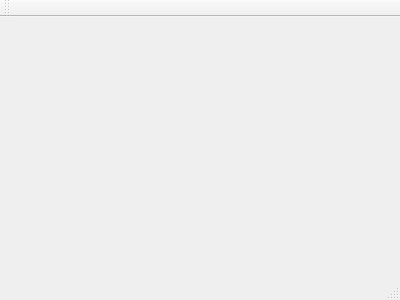
jakubbialas/PSS_lab, file mainwindow.ui: the form before one commit.
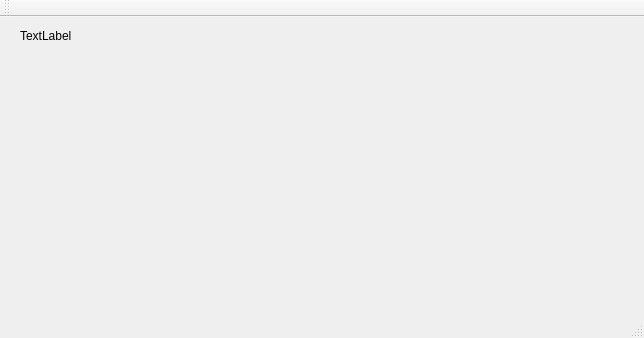
The form after the commit.

Patch:
```diff
--- a/mainwindow.ui
+++ b/mainwindow.ui
@@ -1,24 +1,53 @@
 <ui version="4.0">
  <class>MainWindow</class>
- <widget class="QMainWindow" name="MainWindow" >
-  <property name="geometry" >
+ <widget class="QMainWindow" name="MainWindow">
+  <property name="geometry">
    <rect>
     <x>0</x>
     <y>0</y>
-    <width>400</width>
-    <height>300</height>
+    <width>644</width>
+    <height>338</height>
    </rect>
   </property>
   <property name="windowTitle" >
    <string>MainWindow</string>
   </property>
-  <widget class="QMenuBar" name="menuBar" />
-  <widget class="QToolBar" name="mainToolBar" />
-  <widget class="QWidget" name="centralWidget" />
-  <widget class="QStatusBar" name="statusBar" />
+  <widget class="QWidget" name="centralWidget">
+   <widget class="QLabel" name="label">
+    <property name="geometry">
+     <rect>
+      <x>20</x>
+      <y>10</y>
+      <width>67</width>
+      <height>17</height>
+     </rect>
+    </property>
+    <property name="text">
+     <string>TextLabel</string>
+    </property>
+   </widget>
+  </widget>
+  <widget class="QMenuBar" name="menuBar">
+   <property name="geometry">
+    <rect>
+     <x>0</x>
+     <y>0</y>
+     <width>644</width>
+     <height>25</height>
+    </rect>
+   </property>
+  </widget>
+  <widget class="QToolBar" name="mainToolBar">
+   <attribute name="toolBarArea">
+    <enum>TopToolBarArea</enum>
+   </attribute>
+   <attribute name="toolBarBreak">
+    <bool>false</bool>
+   </attribute>
+  </widget>
+  <widget class="QStatusBar" name="statusBar"/>
  </widget>
- <layoutDefault spacing="6" margin="11" />
- <pixmapfunction></pixmapfunction>
+ <layoutdefault spacing="6" margin="11"/>
  <resources/>
  <connections/>
 </ui>
```
Left out of the diff: 3 changed lines with no effect on the pictures.
